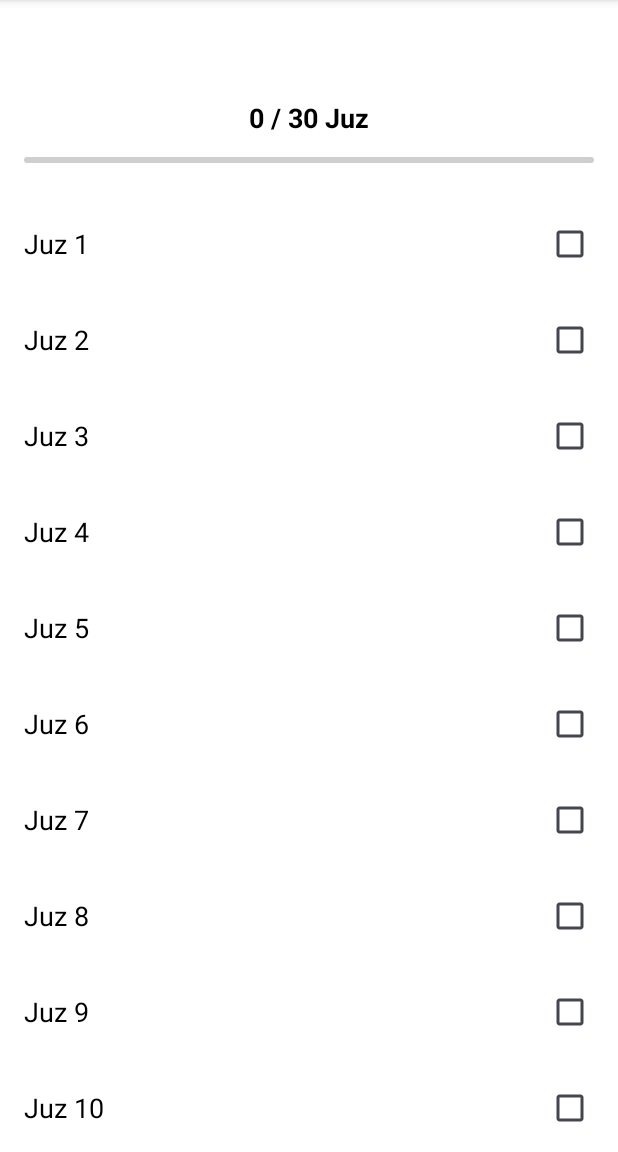
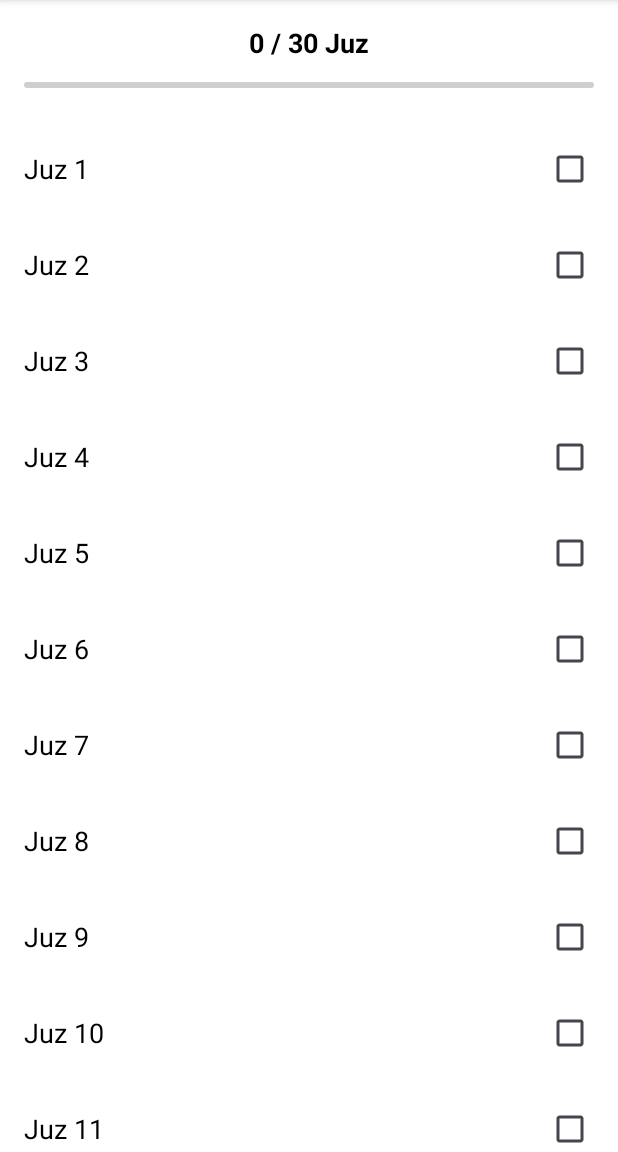
Before and after one commit to Dafwa/ramadhan-app, an Android app: the fragment KhatamFragment shown on its own in the app's theme, on a phone screen of 412 x 824 dp, the part 84-1236 px from its top. Run offline under Robolectric (Android 15) with nearby library versions, the light colour scheme and no system bars; 1 statement that could not run was skipped.

Commit message:
Memperbaiki progress bar, dan Fragment navigation

```diff
--- a/app/src/main/java/com/daffafakhir/splashscreen/HomeFragment.java
+++ b/app/src/main/java/com/daffafakhir/splashscreen/HomeFragment.java
@@ -88,7 +88,7 @@ public class HomeFragment extends Fragment {
         btnKhatamQuran.setOnClickListener(v -> {
             KhatamFragment khatamFragment = new KhatamFragment();
             FragmentTransaction transaction = requireActivity().getSupportFragmentManager().beginTransaction();
-            transaction.replace(R.id.fragment_container, khatamFragment);
+            transaction.replace(R.id.frame_layout, khatamFragment);
             transaction.addToBackStack(null); // Agar bisa kembali ke fragment sebelumnya
             transaction.commit();
         });
--- a/app/src/main/res/layout/fragment_khatam.xml
+++ b/app/src/main/res/layout/fragment_khatam.xml
@@ -14,8 +14,7 @@
         android:layout_width="match_parent"
         android:layout_height="wrap_content"
         android:orientation="vertical"
-        android:padding="16dp"
-        android:layout_marginTop="50dp">
+        android:padding="16dp">
 
         <TextView
             android:id="@+id/textProgress"
```
Also changed, not shown: app/src/main/res/layout/activity_main.xml (+0 -7 lines).
